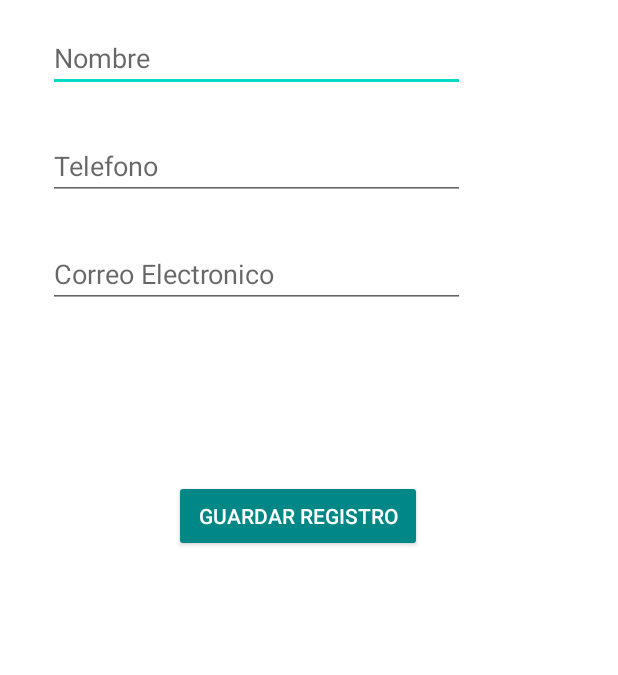
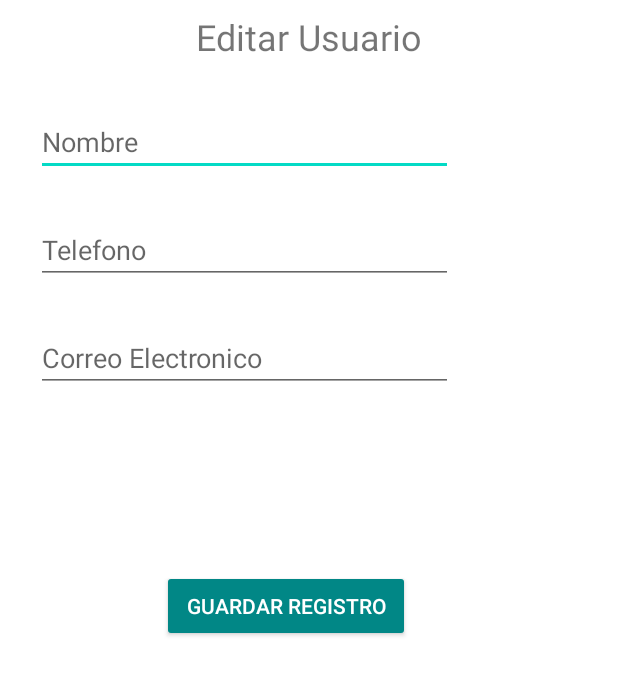
Before and after one commit to Yimi-17/SQLite_RegistroAgenda, an Android app: the layout activity_edit.xml on its own in the app's theme, with its tools: preview values and no code run, on a phone screen of 412 x 824 dp. Shown: the top 675 px of the screen. Run offline under Robolectric (Android 15) with nearby library versions, the phone set to English and light mode, and no system bars.

Commit message:
Terminando Edit

```diff
--- a/app/src/main/AndroidManifest.xml
+++ b/app/src/main/AndroidManifest.xml
@@ -19,6 +19,7 @@
             </intent-filter>
         </activity>
         <activity android:name=".AgregarUsuario"/>
+        <activity android:name=".EditarUsuario"/>
 
     </application>
 
--- a/app/src/main/res/layout/activity_edit.xml
+++ b/app/src/main/res/layout/activity_edit.xml
@@ -3,14 +3,31 @@
     xmlns:app="http://schemas.android.com/apk/res-auto"
     xmlns:tools="http://schemas.android.com/tools"
     android:layout_width="match_parent"
-    android:layout_height="match_parent">
+    android:layout_height="match_parent"
+    tools:layout_editor_absoluteX="0dp"
+    tools:layout_editor_absoluteY="57dp">
+
+    <TextView
+        android:id="@+id/textView"
+        android:layout_width="wrap_content"
+        android:layout_height="wrap_content"
+        android:layout_marginStart="8dp"
+        android:layout_marginLeft="8dp"
+        android:layout_marginTop="8dp"
+        android:layout_marginEnd="8dp"
+        android:layout_marginRight="8dp"
+        android:text="Editar Usuario"
+        android:textSize="24sp"
+        app:layout_constraintEnd_toEndOf="parent"
+        app:layout_constraintStart_toStartOf="parent"
+        app:layout_constraintTop_toTopOf="parent" />
 
     <EditText
-        android:id="@+id/nombre"
+        android:id="@+id/editNombre"
         android:layout_width="278dp"
         android:layout_height="wrap_content"
-        android:layout_marginStart="32dp"
-        android:layout_marginTop="16dp"
+        android:layout_marginStart="24dp"
+        android:layout_marginTop="72dp"
         android:ems="10"
         android:hint="Nombre"
         android:inputType="textMultiLine"
@@ -18,11 +35,11 @@
         app:layout_constraintTop_toTopOf="parent" />
 
     <EditText
-        android:id="@+id/telefono"
+        android:id="@+id/editTelefono"
         android:layout_width="278dp"
         android:layout_height="wrap_content"
-        android:layout_marginStart="32dp"
-        android:layout_marginTop="88dp"
+        android:layout_marginStart="24dp"
+        android:layout_marginTop="144dp"
         android:ems="10"
         android:hint="Telefono"
         android:inputType="number"
@@ -30,11 +47,11 @@
         app:layout_constraintTop_toTopOf="parent" />
 
     <EditText
-        android:id="@+id/correo"
+        android:id="@+id/editCorreo"
         android:layout_width="278dp"
         android:layout_height="wrap_content"
-        android:layout_marginStart="32dp"
-        android:layout_marginTop="160dp"
+        android:layout_marginStart="24dp"
+        android:layout_marginTop="216dp"
         android:ems="10"
         android:hint="Correo Electronico"
         android:inputType="textEmailAddress"
@@ -43,12 +60,12 @@
 
 
     <Button
-        android:id="@+id/btnSave"
+        android:id="@+id/btnSaveChange"
         style="@style/Widget.AppCompat.Button.Colored"
         android:layout_width="wrap_content"
         android:layout_height="wrap_content"
-        android:layout_marginStart="116dp"
-        android:layout_marginBottom="456dp"
+        android:layout_marginStart="108dp"
+        android:layout_marginBottom="396dp"
         android:text="Guardar Registro"
         app:layout_constraintBottom_toBottomOf="parent"
         app:layout_constraintStart_toStartOf="parent" />
```
Also changed, not shown: app/src/main/java/com/pe/app/sqlite_registroagenda/EditarUsuario.java (+52 -44 lines).
